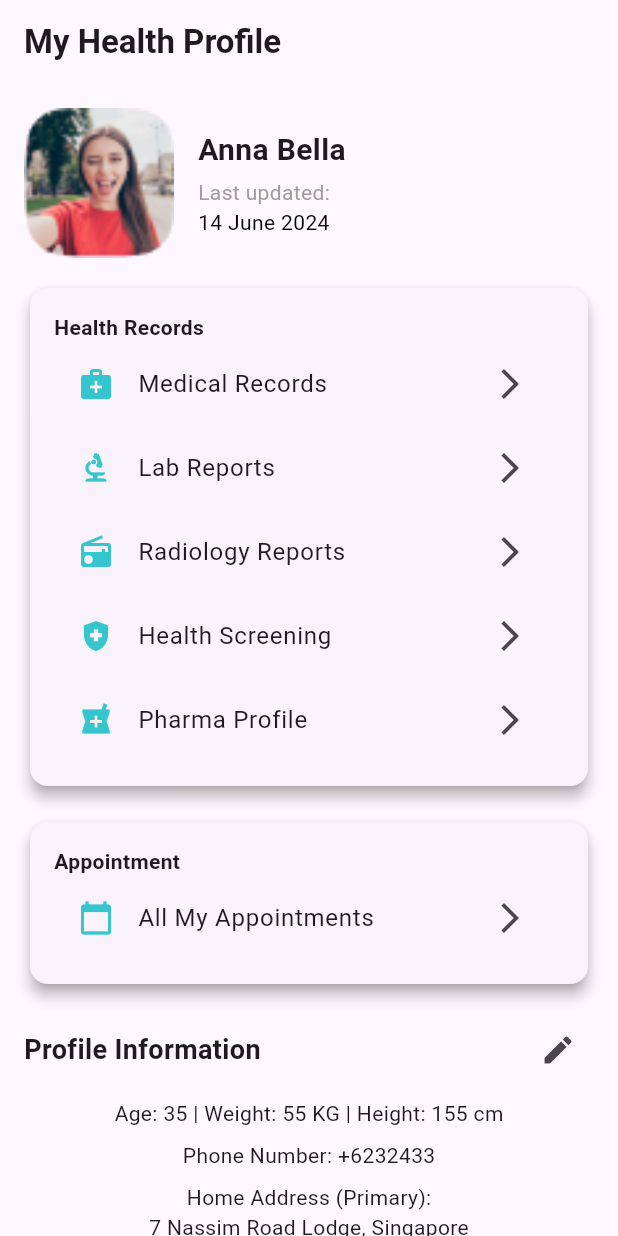
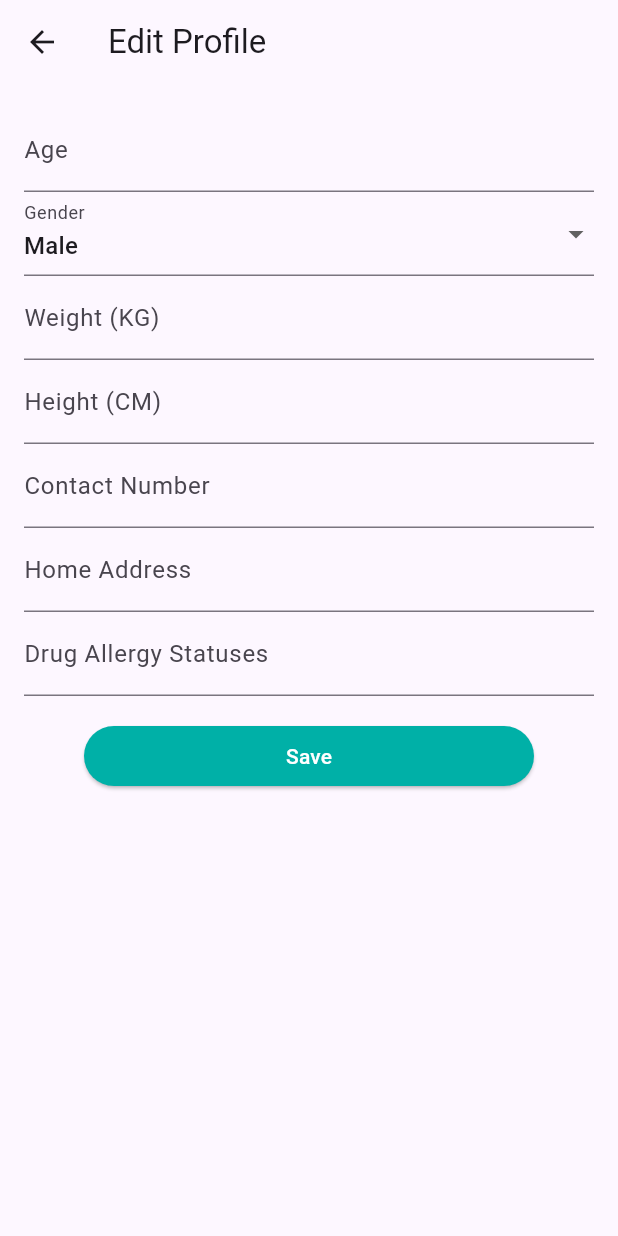
Before and after one commit to ilhamelhamdi/flutter-homecare, a Flutter app: the ProfilePage screen opened by its route, after a tap on the "edit" icon, on a phone screen of 412 x 824 dp. Run offline on Flutter 3.47's test engine with Material 3 defaults, Android fonts, the phone set to English and light mode, and no system bars; our stand-ins replace bloc, device_preview, dio, equatable, flutter_bloc, flutter_cache_manager and 9 more; missing offline and left inert: back_button_interceptor, fleather, flutter_floating_bottom_bar, flutter_pdfview, navbar_router, omega_dio_logger and 2 more; accounts and stored records are empty; project files that could hold a hidden picture were left out.

```diff
--- a/lib/cubit/profiles/profile_page.dart
+++ b/lib/cubit/profiles/profile_page.dart
@@ -1,5 +1,9 @@
 import 'dart:io';
 import 'package:flutter/material.dart';
+import 'package:flutter_homecare/const.dart';
+import 'package:flutter_homecare/route/app_routes.dart';
+import 'package:flutter_homecare/views/appointment.dart';
+import 'package:go_router/go_router.dart';
 
 class ProfilePage extends StatelessWidget {
   @override
@@ -134,11 +138,14 @@ class ProfilePage extends StatelessWidget {
                       leading:
                           Icon(Icons.calendar_today, color: Color(0xFF35C5CF)),
                       title: Text('All My Appointments'),
-                      trailing: Icon(
-                        Icons.arrow_forward_ios,
-                      ),
+                      trailing: Icon(Icons.arrow_forward_ios),
                       onTap: () {
-                        // Handle All My Appointments tap
+                        Navigator.push(
+                          context,
+                          MaterialPageRoute(
+                            builder: (context) => AppointmentPage(),
+                          ),
+                        );
                       },
                     ),
                   ],
@@ -156,7 +163,11 @@ class ProfilePage extends StatelessWidget {
                 IconButton(
                   icon: Icon(Icons.edit),
                   onPressed: () {
-                    // Handle edit profile information
+                    Navigator.push(
+                      context,
+                      MaterialPageRoute(
+                          builder: (context) => EditProfilePage()),
+                    );
                   },
                 ),
               ],
@@ -171,7 +182,8 @@ class ProfilePage extends StatelessWidget {
             SizedBox(height: 16),
             OutlinedButton.icon(
               onPressed: () {
-                // Handle logout
+                // Perform logout logic here (e.g., clearing user session)
+                GoRouter.of(context).go(AppRoutes.signIn);
               },
               icon: Icon(Icons.logout, color: Colors.red),
               label: Text('Logout', style: TextStyle(color: Colors.red)),
@@ -366,3 +378,115 @@ class _MedicalRecordsPageState extends State<MedicalRecordsPage> {
     );
   }
 }
+
+class EditProfilePage extends StatefulWidget {
+  @override
+  _EditProfilePageState createState() => _EditProfilePageState();
+}
+
+class _EditProfilePageState extends State<EditProfilePage> {
+  final _formKey = GlobalKey<FormState>();
+  String _gender = 'Male';
+  int _age = 0;
+  double _weight = 0.0;
+  double _height = 0.0;
+  String _contactNumber = '';
+  String _homeAddress = '';
+  String _drugAllergy = '';
+
+  @override
+  Widget build(BuildContext context) {
+    return Scaffold(
+      appBar: AppBar(
+        title: Text('Edit Profile'),
+      ),
+      body: Padding(
+        padding: const EdgeInsets.all(16.0),
+        child: Form(
+          key: _formKey,
+          child: ListView(
+            children: [
+              TextFormField(
+                decoration: InputDecoration(labelText: 'Age'),
+                keyboardType: TextInputType.number,
+                onSaved: (value) {
+                  _age = int.parse(value!);
+                },
+              ),
+              DropdownButtonFormField<String>(
+                value: _gender,
+                decoration: InputDecoration(labelText: 'Gender'),
+                items: ['Male', 'Female'].map((String value) {
+                  return DropdownMenuItem<String>(
+                    value: value,
+                    child: Text(value),
+                  );
+                }).toList(),
+                onChanged: (newValue) {
+                  setState(() {
+                    _gender = newValue!;
+                  });
+                },
+              ),
+              TextFormField(
+                decoration: InputDecoration(labelText: 'Weight (KG)'),
+                keyboardType: TextInputType.number,
+                onSaved: (value) {
+                  _weight = double.parse(value!);
+                },
+              ),
+              TextFormField(
+                decoration: InputDecoration(labelText: 'Height (CM)'),
+                keyboardType: TextInputType.number,
+                onSaved: (value) {
+                  _height = double.parse(value!);
+                },
+              ),
+              TextFormField(
+                decoration: InputDecoration(labelText: 'Contact Number'),
+                keyboardType: TextInputType.phone,
+                onSaved: (value) {
+                  _contactNumber = value!;
+                },
+              ),
+              TextFormField(
+                decoration: InputDecoration(labelText: 'Home Address'),
+                onSaved: (value) {
+                  _homeAddress = value!;
+                },
+              ),
+              TextFormField(
+                decoration: InputDecoration(labelText: 'Drug Allergy Statuses'),
+                onSaved: (value) {
+                  _drugAllergy = value!;
+                },
+              ),
+              SizedBox(height: 16),
+              Center(
+                child: SizedBox(
+                  width: 300,
+                  child: ElevatedButton(
+                    onPressed: () {
+                      if (_formKey.currentState!.validate()) {
+                        _formKey.currentState!.save();
+                        // Handle save profile information
+                      }
+                    },
+                    style: ElevatedButton.styleFrom(
+                      backgroundColor:
+                          Const.tosca, // Set the button color to Const.tosca
+                    ),
+                    child: Text(
+                      'Save',
+                      style: TextStyle(color: Colors.white),
+                    ),
+                  ),
+                ),
+              ),
+            ],
+          ),
+        ),
+      ),
+    );
+  }
+}
```
Also changed, not shown: lib/cubit/signup/sign_up_page.dart (+32 -20 lines), lib/views/dashboard.dart (+15 -48 lines), lib/views/payment.dart (+139 -47 lines), lib/views/search/search_pharma.dart (+37 -18 lines), lib/widgets/time_slot_grid_view.dart (+9 -2 lines), assets/icons/cash.png (added), assets/icons/ic_checklist.png (added), assets/icons/ic_visa.png (added), assets/icons/mastercard.png (added), assets/icons/paypal.png (added), assets/icons/visa.png (added), assets/images/cert1.png (added), assets/images/cert2.png (added), assets/images/cert3.png (added), 1 more files.
